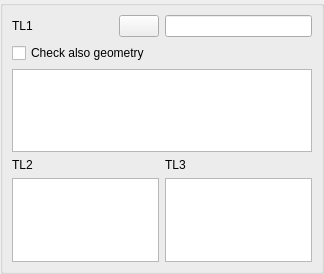
First picture: the form in src/MeasureGUI/MeasureGUI_1Sel1Check1TextView2ListBox_QTD.ui, repository SalomePlatform/geom, before the edit.
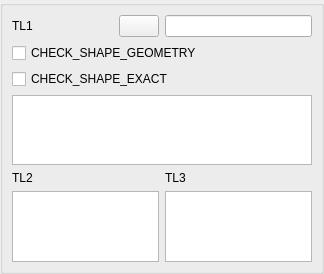
Second picture: the form after the edit.

Commit message: [bos #47591] Add new "Exact" option to CheckShape and LimitTolerance functions

Patch:
```diff
--- a/src/MeasureGUI/MeasureGUI_1Sel1Check1TextView2ListBox_QTD.ui
+++ b/src/MeasureGUI/MeasureGUI_1Sel1Check1TextView2ListBox_QTD.ui
@@ -55,10 +55,10 @@
       <property name="verticalSpacing" >
        <number>6</number>
       </property>
-      <item row="4" column="2" >
+      <item row="5" column="2" >
        <widget class="QListWidget" name="ListBox2" />
       </item>
-      <item row="4" column="0" colspan="2" >
+      <item row="5" column="0" colspan="2" >
        <widget class="QListWidget" name="ListBox1" />
       </item>
       <item row="0" column="2" >
@@ -74,11 +74,18 @@
       <item row="1" column="0" colspan="3" >
        <widget class="QCheckBox" name="CheckBox1" >
         <property name="text" >
-         <string>Check also geometry</string>
+         <string>CHECK_SHAPE_GEOMETRY</string>
         </property>
        </widget>
       </item>
       <item row="2" column="0" colspan="3" >
+       <widget class="QCheckBox" name="CheckBox2" >
+        <property name="text" >
+         <string>CHECK_SHAPE_EXACT</string>
+        </property>
+       </widget>
+      </item>
+      <item row="3" column="0" colspan="3" >
        <widget class="QTextBrowser" name="TextView1" >
         <property name="minimumSize" >
          <size>
@@ -88,14 +95,14 @@
         </property>
        </widget>
       </item>
-      <item row="3" column="0" >
+      <item row="4" column="0" >
        <widget class="QLabel" name="TextLabel2" >
         <property name="text" >
          <string>TL2</string>
         </property>
        </widget>
       </item>
-      <item row="3" column="2" >
+      <item row="4" column="2" >
        <widget class="QLabel" name="TextLabel3" >
         <property name="text" >
          <string>TL3</string>
```
Left out of the diff: 1 changed line with no effect on the pictures. The commit also changes 32 other files.
